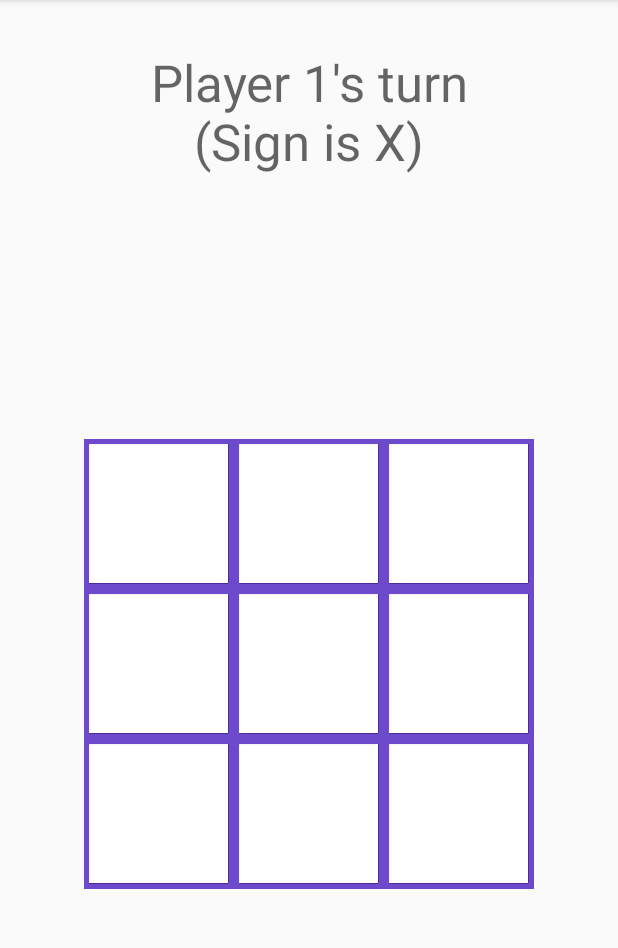
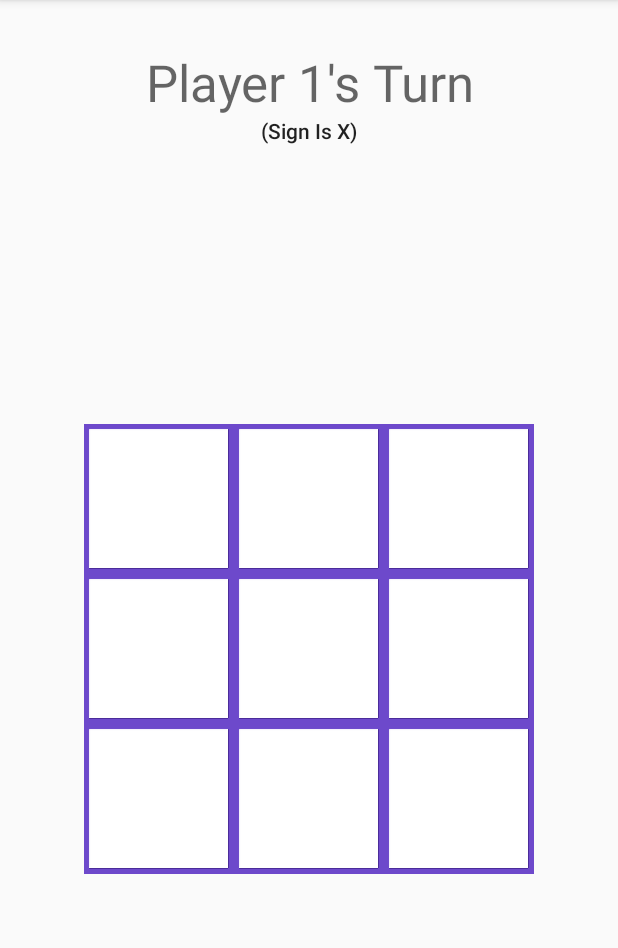
Before and after one commit to HectorDelgado/Tic-Tac-Toe-Android, an Android app: the TwoPlayerGameActivity screen opened directly, with no data from a screen before it, on a phone screen of 412 x 824 dp, the part 84-1032 px from its top. Run offline under Robolectric (Android 15) with nearby library versions, the phone set to English and light mode, and no system bars.

Commit message:
changed strings to string resources

```diff
--- a/app/src/main/java/com/hectordelgado/tictactoe/TwoPlayerGameActivity.kt
+++ b/app/src/main/java/com/hectordelgado/tictactoe/TwoPlayerGameActivity.kt
@@ -7,6 +7,7 @@ import android.view.View
 import android.widget.ImageView
 import android.widget.Toast
 import kotlinx.android.synthetic.main.activity_two_player_game.*
+import java.util.*
 import kotlin.random.Random
 
 class TwoPlayerGameActivity : AppCompatActivity() {
@@ -23,8 +24,8 @@ class TwoPlayerGameActivity : AppCompatActivity() {
         super.onCreate(savedInstanceState)
         setContentView(R.layout.activity_two_player_game)
 
-        player1 = Player(playerName = "Player 1", playerGamePiece = "X", gamePieceImage = R.drawable.crosslocation)
-        player2 = Player(playerName = "Player 2", playerGamePiece = "O", gamePieceImage = R.drawable.circlelocation)
+        player1 = Player(playerName = getString(R.string.twoPlayerGame_player1Name), playerGamePiece = "X", gamePieceImage = R.drawable.crosslocation)
+        player2 = Player(playerName = getString(R.string.twoPlayerGame_player2Name), playerGamePiece = "O", gamePieceImage = R.drawable.circlelocation)
 
         switchPlayer()
     }
@@ -40,32 +41,45 @@ class TwoPlayerGameActivity : AppCompatActivity() {
                 img.setImageResource(currentPlayer.gamePieceImage)
 
                 if (!gameStillActive(currentPlayer.playerGamePiece)) {
-                    gameOver("${currentPlayer.playerName} has won!")
+                    gameOver(String.format(Locale.getDefault(), getString(R.string.twoPlayerGame_gameOver_win_format), currentPlayer.playerName))
                 } else if (gameIsDraw()) {
-                    gameOver("Game is a Draw. You both suck!")
+                    gameOver(String.format(Locale.getDefault(), getString(R.string.twoPlayerGame_gameOver_draw)))
                 } else {
                     switchPlayer()
                 }
 
 
             } else {
-                Toast.makeText(this, "Location is taken!", Toast.LENGTH_LONG).show()
+                Toast.makeText(this, getString(R.string.twoPlayerGame_locationTaken), Toast.LENGTH_LONG).show()
             }
         } else {
             restartGame()
         }
     }
 
+    /**
+     * Switches between player1/player2 and vice-versa.
+     * Updates the title and subtitle to display the current player.
+     */
+    private fun switchPlayer() {
+        player1Turn = !player1Turn
+        currentPlayer.copy(if (player1Turn) player1 else player2)
+        val title = String.format(Locale.getDefault(), getString(R.string.twoPlayerGame_title_format), currentPlayer.playerName)
+        val subtitle = String.format(Locale.getDefault(), getString(R.string.twoPlayerGame_subtitle_format), currentPlayer.playerGamePiece)
+        titleTextView.text = title
+        subtitleTextView.text = subtitle
+    }
+
+    /**
+     * Checks if a game board position is available (empty).
+     */
     private fun positionIsAvailable(position: Int) =
         gameBoard[position] == EMPTY_GAME_PIECE
 
-    private fun switchPlayer() {
-        player1Turn = !player1Turn
-        currentPlayer.copy(if (player1Turn) player1 else player2)
-        val titleTxt = "${currentPlayer.playerName}'s turn\n(Sign is ${currentPlayer.playerGamePiece})"
-        titleTextView.text = titleTxt
-    }
-
+    /**
+     * Checks if a player has won the game.
+     * Uses the common '3 in a row' to check horizontally, vertically, and diagonally.
+     */
     private fun gameStillActive(gamePiece: String): Boolean {
         val horizontalStrategy1 = gameBoard[0] == gamePiece && gameBoard[1] == gamePiece && gameBoard[2] == gamePiece
         val horizontalStrategy2 = gameBoard[3] == gamePiece && gameBoard[4] == gamePiece && gameBoard[5] == gamePiece
@@ -83,6 +97,9 @@ class TwoPlayerGameActivity : AppCompatActivity() {
                 !diagonalStrategy1 && !diagonalStrategy2
     }
 
+    /**
+     * Checks if the game is a draw (all locations are filled).
+     */
     private fun gameIsDraw(): Boolean {
         gameBoard.forEach { location ->
             if (location == EMPTY_GAME_PIECE)
@@ -91,12 +108,20 @@ class TwoPlayerGameActivity : AppCompatActivity() {
         return true
     }
 
-    private fun gameOver(message: String) {
-        val finalMessage = "$message\n(Click any square.)"
-        titleTextView.text = finalMessage
+    /**
+     * Displays a final message and sets the game to being inactive.
+     */
+    private fun gameOver(title: String) {
+
+        val subtitle = String.format(Locale.getDefault(), getString(R.string.twoPlayerGame_finalMessageSubtitle_format))
+        titleTextView.text = title
+        subtitleTextView.text = subtitle
         gameIsActive = false
     }
 
+    /**
+     * Restarts the game and resets the game board.
+     */
     private fun restartGame() {
         gameBoard.fill(EMPTY_GAME_PIECE)
 
--- a/app/src/main/res/layout/activity_main.xml
+++ b/app/src/main/res/layout/activity_main.xml
@@ -20,7 +20,7 @@
         android:id="@+id/twoPlayerBtn"
         android:layout_width="wrap_content"
         android:layout_height="wrap_content"
-        android:text="2-Player Game"
+        android:text="@string/mainScreen_btn_twoPlayerGame"
         app:layout_constraintBottom_toBottomOf="parent"
         app:layout_constraintEnd_toEndOf="parent"
         app:layout_constraintStart_toStartOf="parent"
--- a/app/src/main/res/layout/activity_two_player_game.xml
+++ b/app/src/main/res/layout/activity_two_player_game.xml
@@ -14,11 +14,23 @@
         android:layout_height="wrap_content"
         android:layout_marginTop="32dp"
         android:gravity="center"
+        android:textAlignment="center"
         android:textAppearance="@style/TextAppearance.AppCompat.Display1"
         app:layout_constraintEnd_toEndOf="parent"
         app:layout_constraintStart_toStartOf="parent"
         app:layout_constraintTop_toTopOf="parent"
-        tools:text="Robertas Turn" />
+        tools:text="Player 1's Turn" />
+
+    <TextView
+        android:id="@+id/subtitleTextView"
+        android:layout_width="0dp"
+        android:layout_height="wrap_content"
+        android:textAlignment="center"
+        android:textAppearance="@style/TextAppearance.AppCompat.Body2"
+        app:layout_constraintEnd_toEndOf="parent"
+        app:layout_constraintStart_toStartOf="parent"
+        app:layout_constraintTop_toBottomOf="@+id/titleTextView"
+        tools:text="(Sign is O)" />
 
     <TableLayout
         android:layout_width="0dp"
@@ -26,7 +38,7 @@
         app:layout_constraintBottom_toBottomOf="parent"
         app:layout_constraintEnd_toEndOf="parent"
         app:layout_constraintStart_toStartOf="parent"
-        app:layout_constraintTop_toBottomOf="@+id/titleTextView">
+        app:layout_constraintTop_toBottomOf="@+id/subtitleTextView">
 
         <TableRow
             android:layout_width="match_parent"
@@ -36,26 +48,29 @@
 
             <ImageView
                 android:id="@+id/btn1"
-                android:tag="1"
                 android:layout_width="wrap_content"
                 android:layout_height="wrap_content"
                 android:onClick="gameBtnPressed"
+                android:tag="1"
+                android:contentDescription="@string/twoPlayerGame_contentDescription_empty"
                 app:srcCompat="@drawable/emptylocation" />
 
             <ImageView
                 android:id="@+id/btn2"
-                android:tag="2"
                 android:layout_width="wrap_content"
                 android:layout_height="wrap_content"
                 android:onClick="gameBtnPressed"
+                android:tag="2"
+                android:contentDescription="@string/twoPlayerGame_contentDescription_empty"
                 app:srcCompat="@drawable/emptylocation" />
 
             <ImageView
                 android:id="@+id/btn3"
-                android:tag="3"
                 android:layout_width="wrap_content"
                 android:layout_height="wrap_content"
                 android:onClick="gameBtnPressed"
+                android:tag="3"
+                android:contentDescription="@string/twoPlayerGame_contentDescription_empty"
                 app:srcCompat="@drawable/emptylocation" />
         </TableRow>
 
@@ -66,26 +81,29 @@
 
             <ImageView
                 android:id="@+id/btn4"
-                android:tag="4"
                 android:layout_width="wrap_content"
                 android:layout_height="wrap_content"
                 android:onClick="gameBtnPressed"
+                android:tag="4"
+                android:contentDescription="@string/twoPlayerGame_contentDescription_empty"
                 app:srcCompat="@drawable/emptylocation" />
 
             <ImageView
                 android:id="@+id/btn5"
-                android:tag="5"
                 android:layout_width="wrap_content"
                 android:layout_height="wrap_content"
                 android:onClick="gameBtnPressed"
+                android:tag="5"
+                android:contentDescription="@string/twoPlayerGame_contentDescription_empty"
                 app:srcCompat="@drawable/emptylocation" />
 
             <ImageView
                 android:id="@+id/btn6"
-                android:tag="6"
                 android:layout_width="wrap_content"
                 android:layout_height="wrap_content"
                 android:onClick="gameBtnPressed"
+                android:tag="6"
+                android:contentDescription="@string/twoPlayerGame_contentDescription_empty"
                 app:srcCompat="@drawable/emptylocation" />
         </TableRow>
 
@@ -96,29 +114,31 @@
 
             <ImageView
                 android:id="@+id/btn7"
-                android:tag="7"
                 android:layout_width="wrap_content"
                 android:layout_height="wrap_content"
                 android:onClick="gameBtnPressed"
+                android:tag="7"
+                android:contentDescription="@string/twoPlayerGame_contentDescription_empty"
                 app:srcCompat="@drawable/emptylocation" />
 
             <ImageView
                 android:id="@+id/btn8"
-                android:tag="8"
                 android:layout_width="wrap_content"
                 android:layout_height="wrap_content"
                 android:onClick="gameBtnPressed"
+                android:tag="8"
+                android:contentDescription="@string/twoPlayerGame_contentDescription_empty"
                 app:srcCompat="@drawable/emptylocation" />
 
             <ImageView
                 android:id="@+id/btn9"
-                android:tag="9"
                 android:layout_width="wrap_content"
                 android:layout_height="wrap_content"
                 android:onClick="gameBtnPressed"
+                android:tag="9"
+                android:contentDescription="@string/twoPlayerGame_contentDescription_empty"
                 app:srcCompat="@drawable/emptylocation" />
         </TableRow>
 
     </TableLayout>
-
 </androidx.constraintlayout.widget.ConstraintLayout>
--- a/app/src/main/res/values/strings.xml
+++ b/app/src/main/res/values/strings.xml
@@ -1,3 +1,15 @@
 <resources>
     <string name="app_name">Tic Tac Toe</string>
+    <string name="mainScreen_btn_twoPlayerGame">2-Player Game</string>
+    <string name="twoPlayerGame_contentDescription_empty">empty location</string>
+    <string name="twoPlayerGame_contentDescription_circle">circle game piece</string>
+    <string name="twoPlayerGame_contentDescription_cross">cross game piece</string>
+    <string name="twoPlayerGame_player1Name">Player 1</string>
+    <string name="twoPlayerGame_player2Name">Player 2</string>
+    <string name="twoPlayerGame_title_format">%s\'s Turn</string>
+    <string name="twoPlayerGame_subtitle_format">(Sign Is %s)</string>
+    <string name="twoPlayerGame_gameOver_win_format">%s Has Won!</string>
+    <string name="twoPlayerGame_gameOver_draw">Game Is A Bust.%nNo Winners.</string>
+    <string name="twoPlayerGame_finalMessageSubtitle_format">(Click Any Square To Play Again)</string>
+    <string name="twoPlayerGame_locationTaken">Location is taken!</string>
 </resources>
```
